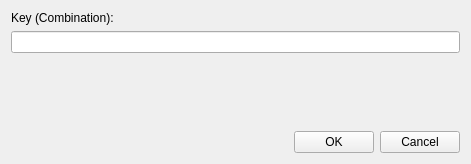
Before: the Qt Designer form keyactioneditwnd.ui in stele95/LinVAM, drawn with Qt 5.
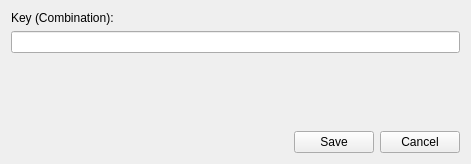
After: the same form once the commit is applied.

What changed in the file:
```diff
--- a/keyactioneditwnd.ui
+++ b/keyactioneditwnd.ui
@@ -52,7 +52,7 @@
      <item>
       <widget class="QPushButton" name="ok">
        <property name="text">
-        <string>OK</string>
+        <string>Save</string>
        </property>
        <property name="autoDefault">
         <bool>false</bool>
```
Left out of the diff: 3 changed lines with no effect on the pictures.
